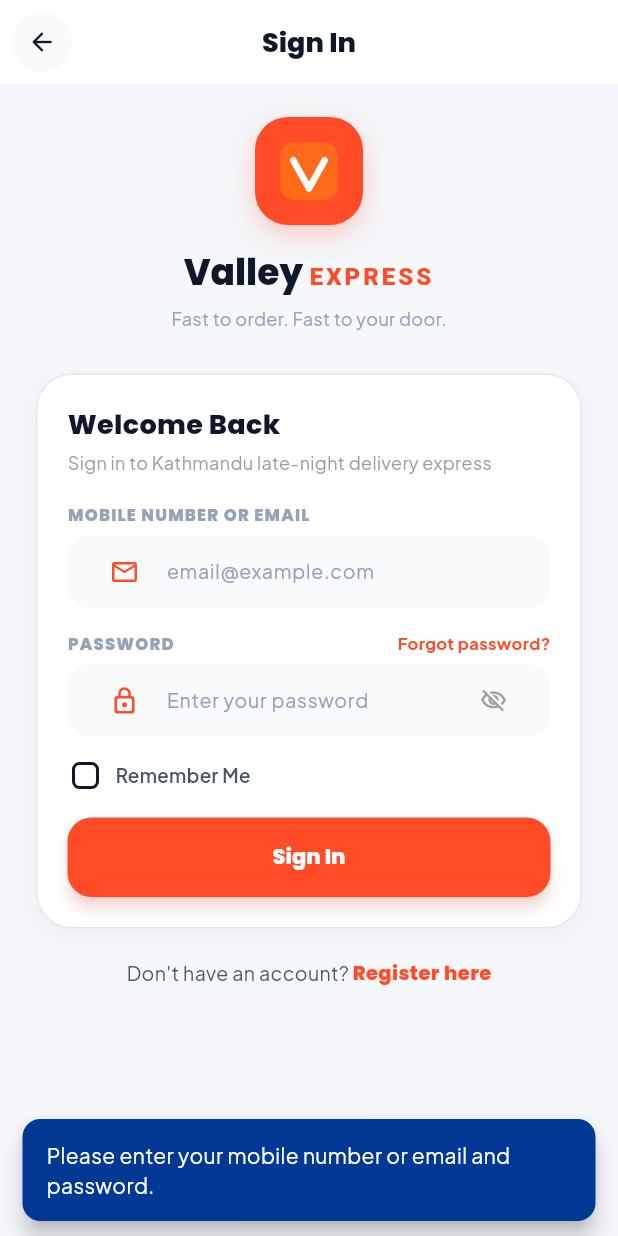
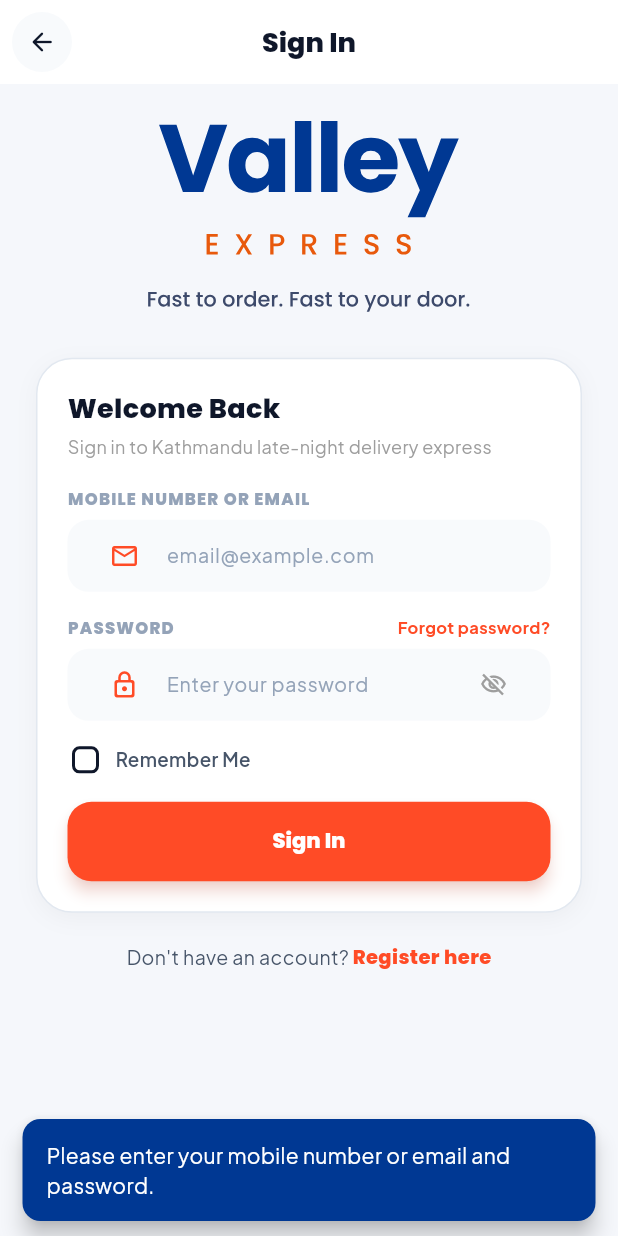
Before and after one commit to rijan0717/valley-express, a Flutter app: the LoginScreen screen opened directly, after a tap on "Sign In", on a phone screen of 412 x 824 dp. Run offline on Flutter 3.47's test engine with Material 3 defaults, Android fonts, the phone set to English and light mode, and no system bars; our stand-ins replace custom_refresh_indicator, dio, flutter_animate, flutter_secure_storage, flutter_svg, geolocator and 4 more; missing offline and left inert: dart:ui_web, maplibre_gl; accounts and stored records are empty; project files that could hold a hidden picture were left out.

Commit message:
fix(auth): keep remembered credentials through logout
logout() ended in _storage.deleteAll(), which cleared the whole secure
store including valley_remember_me and the saved identifier and password.
Ticking "remember me" and signing out therefore left nothing to prefill,
whatever the checkbox said. The keys are read back and rewritten when the
preference is still set, so the session clears but the preference outlives
it.

The three key names were duplicated as string literals across the provider
and the login screen, which is how the two halves of this feature drifted
apart; they live in AppConstants now.

Also swaps the sign-in header for ValleyWordmark, the brand export the OTP
screen already used, in place of the tile-and-RichText approximation.

```diff
--- a/mobile-app/lib/core/constants.dart
+++ b/mobile-app/lib/core/constants.dart
@@ -21,6 +21,11 @@ class AppConstants {
   static const String tokenKey = 'valley_jwt_token';
   static const String userKey = 'valley_user_profile';
   static const String ageConfirmedKey = 'valley_age_confirmed';
+  // Survive logout: ticking "remember me" is a preference about the next
+  // sign-in, not part of the session it was set during.
+  static const String rememberMeKey = 'valley_remember_me';
+  static const String rememberedIdentifierKey = 'valley_remembered_identifier';
+  static const String rememberedPasswordKey = 'valley_remembered_password';
 
   // Pricing rules
   static const int defaultDeliveryFee = 100;
--- a/mobile-app/lib/providers/auth_provider.dart
+++ b/mobile-app/lib/providers/auth_provider.dart
@@ -428,7 +428,30 @@ class AuthProvider with ChangeNotifier {
   Future<void> logout() async {
     _user = null;
     _token = null;
+    // deleteAll would take the remembered credentials with the session, so
+    // they are read back and rewritten when "remember me" is still set.
+    String? remembered;
+    String? identifier;
+    String? password;
+    try {
+      remembered = await _storage.read(key: AppConstants.rememberMeKey);
+      if (remembered == 'true') {
+        identifier = await _storage.read(key: AppConstants.rememberedIdentifierKey);
+        password = await _storage.read(key: AppConstants.rememberedPasswordKey);
+      }
+    } catch (_) {}
     await _storage.deleteAll();
+    if (remembered == 'true') {
+      try {
+        await _storage.write(key: AppConstants.rememberMeKey, value: 'true');
+        if (identifier != null) {
+          await _storage.write(key: AppConstants.rememberedIdentifierKey, value: identifier);
+        }
+        if (password != null) {
+          await _storage.write(key: AppConstants.rememberedPasswordKey, value: password);
+        }
+      } catch (_) {}
+    }
     notifyListeners();
   }
 }
--- a/mobile-app/lib/screens/auth/login_screen.dart
+++ b/mobile-app/lib/screens/auth/login_screen.dart
@@ -1,7 +1,8 @@
 import 'package:flutter/material.dart';
-import 'package:flutter_svg/flutter_svg.dart';
 import 'package:flutter_secure_storage/flutter_secure_storage.dart';
 import 'package:provider/provider.dart';
+import '../../core/constants.dart';
+import '../../widgets/valley_brand.dart';
 import '../../core/theme.dart';
 import '../../providers/auth_provider.dart';
 import '../customer/customer_home_screen.dart';
@@ -32,10 +33,10 @@ class _LoginScreenState extends State<LoginScreen> {
 
   Future<void> _loadRememberedCredentials() async {
     try {
-      final remember = await _storage.read(key: 'valley_remember_me');
+      final remember = await _storage.read(key: AppConstants.rememberMeKey);
       if (remember == 'true') {
-        final savedId = await _storage.read(key: 'valley_remembered_identifier');
-        final savedPass = await _storage.read(key: 'valley_remembered_password');
+        final savedId = await _storage.read(key: AppConstants.rememberedIdentifierKey);
+        final savedPass = await _storage.read(key: AppConstants.rememberedPasswordKey);
         if (mounted) {
           setState(() {
             _rememberMe = true;
@@ -81,13 +82,13 @@ class _LoginScreenState extends State<LoginScreen> {
 
     if (success) {
       if (_rememberMe) {
-        await _storage.write(key: 'valley_remember_me', value: 'true');
-        await _storage.write(key: 'valley_remembered_identifier', value: identifier);
-        await _storage.write(key: 'valley_remembered_password', value: password);
+        await _storage.write(key: AppConstants.rememberMeKey, value: 'true');
+        await _storage.write(key: AppConstants.rememberedIdentifierKey, value: identifier);
+        await _storage.write(key: AppConstants.rememberedPasswordKey, value: password);
       } else {
-        await _storage.delete(key: 'valley_remember_me');
-        await _storage.delete(key: 'valley_remembered_identifier');
-        await _storage.delete(key: 'valley_remembered_password');
+        await _storage.delete(key: AppConstants.rememberMeKey);
+        await _storage.delete(key: AppConstants.rememberedIdentifierKey);
+        await _storage.delete(key: AppConstants.rememberedPasswordKey);
       }
 
       if (auth.user?.role == 'rider') {
@@ -165,62 +166,8 @@ class _LoginScreenState extends State<LoginScreen> {
             children: [
               const SizedBox(height: 10),
 
-              // BRAND LOGO & HEADLINE
-              Center(
-                child: Column(
-                  children: [
-                    Container(
-                      width: 72,
-                      height: 72,
-                      padding: const EdgeInsets.all(14),
-                      decoration: BoxDecoration(
-                        color: AppTheme.primaryOrange,
-                        borderRadius: BorderRadius.circular(22),
-                        boxShadow: [
-                          BoxShadow(
-                            color: AppTheme.primaryGlow,
-                            blurRadius: 16,
-                            offset: const Offset(0, 6),
-                          ),
-                        ],
-                      ),
-                      child: SvgPicture.asset(
-                        'assets/images/logo.svg',
-                        fit: BoxFit.contain,
-                      ),
-                    ),
-                    const SizedBox(height: 14),
-                    RichText(
-                      text: TextSpan(
-                        style: AppTheme.displayFont(
-                          fontSize: 24,
-                          fontWeight: FontWeight.w800,
-                          color: isDark ? AppTheme.darkTextPrimary : AppTheme.lightTextPrimary,
-                        ),
-                        children: const [
-                          TextSpan(text: 'Valley '),
-                          TextSpan(
-                            text: 'EXPRESS',
-                            style: TextStyle(
-                              color: AppTheme.primaryOrange,
-                              letterSpacing: 2,
-                              fontSize: 16,
-                            ),
-                          ),
-                        ],
-                      ),
-                    ),
-                    const SizedBox(height: 4),
-                    Text(
-                      'Fast to order. Fast to your door.',
-                      style: AppTheme.bodyFont(
-                        fontSize: 12,
-                        color: isDark ? AppTheme.darkTextMuted : AppTheme.lightTextMuted,
-                      ),
-                    ),
-                  ],
-                ),
-              ),
+              // BRAND LOCKUP — the same wordmark the OTP screen uses.
+              const Center(child: ValleyWordmark(width: 220)),
               const SizedBox(height: 28),
 
               // LOGIN CARD CONTAINER
```
